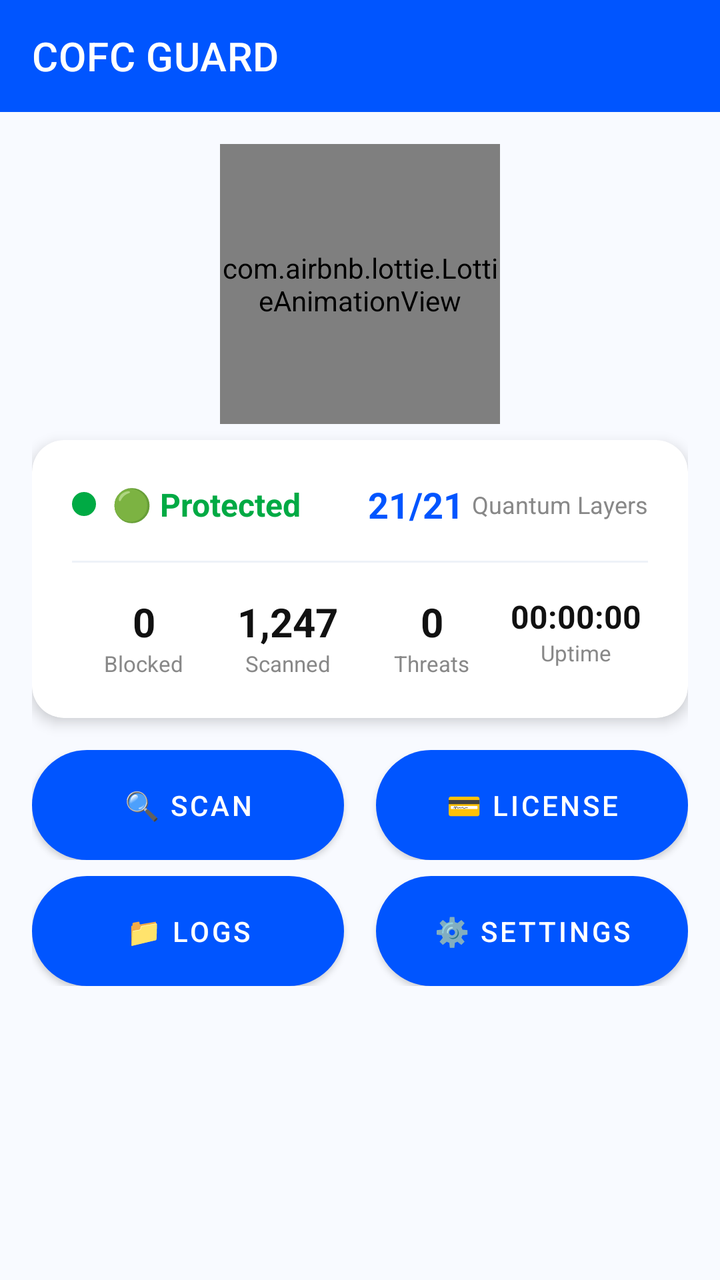
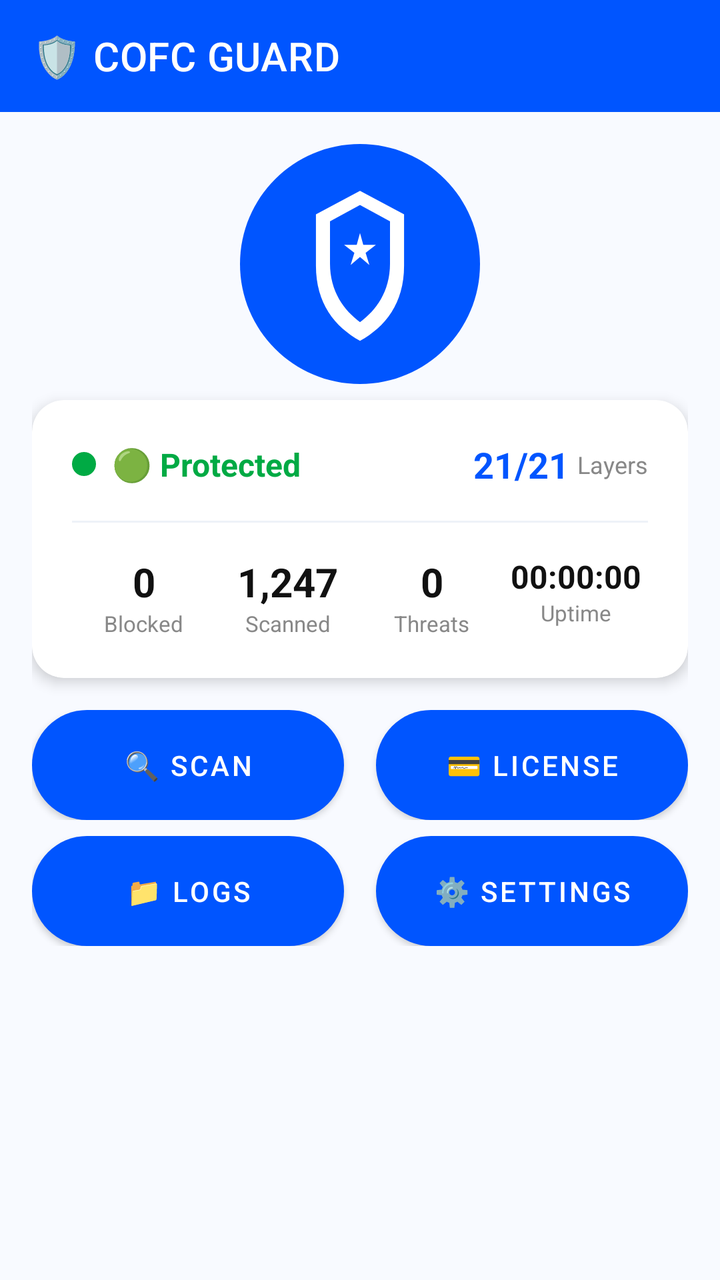

An Android layout rendered at two revisions. The XML below is the earlier revision; the diff shows what the commit changed to produce the second picture.
<!-- AndroidManifest.xml: activity theme Theme.COFCGuard -->
<!-- res/layout/activity_main.xml -->
<?xml version="1.0" encoding="utf-8"?>
<LinearLayout xmlns:android="http://schemas.android.com/apk/res/android"
    xmlns:app="http://schemas.android.com/apk/res-auto"
    android:layout_width="match_parent"
    android:layout_height="match_parent"
    android:orientation="vertical"
    android:background="#FFFFFF">

    <com.google.android.material.appbar.MaterialToolbar
        android:id="@+id/toolbar"
        android:layout_width="match_parent"
        android:layout_height="?attr/actionBarSize"
        android:background="#0055FF"
        android:theme="@style/ThemeOverlay.AppCompat.Dark.ActionBar"
        app:title="@string/app_name"
        app:titleTextColor="#FFFFFF" />

    <ScrollView
        android:layout_width="match_parent"
        android:layout_height="match_parent"
        android:fillViewport="true"
        android:background="#F8FAFF">

        <LinearLayout
            android:layout_width="match_parent"
            android:layout_height="wrap_content"
            android:orientation="vertical"
            android:padding="16dp"
            android:paddingBottom="80dp">

            <com.airbnb.lottie.LottieAnimationView
                android:id="@+id/lottieShield"
                android:layout_width="140dp"
                android:layout_height="140dp"
                android:layout_gravity="center"
                app:lottie_autoPlay="true"
                app:lottie_loop="true" />

            <com.google.android.material.card.MaterialCardView
                android:id="@+id/statusCard"
                android:layout_width="match_parent"
                android:layout_height="wrap_content"
                app:cardCornerRadius="16dp"
                app:cardElevation="4dp"
                app:cardBackgroundColor="#FFFFFF"
                android:layout_marginTop="8dp">

                <LinearLayout
                    android:layout_width="match_parent"
                    android:layout_height="wrap_content"
                    android:orientation="vertical"
                    android:padding="20dp">

                    <LinearLayout
                        android:layout_width="match_parent"
                        android:layout_height="wrap_content"
                        android:orientation="horizontal"
                        android:gravity="center_vertical">

                        <View
                            android:id="@+id/statusIndicator"
                            android:layout_width="12dp"
                            android:layout_height="12dp"
                            android:background="@drawable/status_active" />

                        <TextView
                            android:id="@+id/protectionStatusTextView"
                            android:layout_width="wrap_content"
                            android:layout_height="wrap_content"
                            android:text="@string/dashboard_status_active"
                            android:textColor="#00AA44"
                            android:textSize="16sp"
                            android:textStyle="bold"
                            android:layout_marginStart="8dp" />

                        <View android:layout_width="0dp" android:layout_height="0dp" android:layout_weight="1" />

                        <TextView
                            android:id="@+id/layersCountTextView"
                            android:layout_width="wrap_content"
                            android:layout_height="wrap_content"
                            android:text="21/21"
                            android:textColor="#0055FF"
                            android:textSize="18sp"
                            android:textStyle="bold" />

                        <TextView
                            android:layout_width="wrap_content"
                            android:layout_height="wrap_content"
                            android:text="@string/dashboard_layers"
                            android:textColor="#888888"
                            android:textSize="12sp"
                            android:layout_marginStart="4dp" />

                    </LinearLayout>

                    <View
                        android:layout_width="match_parent"
                        android:layout_height="1dp"
                        android:background="#EEF2F8"
                        android:layout_marginVertical="16dp" />

                    <GridLayout
                        android:layout_width="match_parent"
                        android:layout_height="wrap_content"
                        android:columnCount="4"
                        android:rowCount="1">

                        <LinearLayout
                            android:layout_width="0dp"
                            android:layout_height="wrap_content"
                            android:layout_columnWeight="1"
                            android:orientation="vertical"
                            android:gravity="center">
                            <TextView android:id="@+id/statsBlockedTextView" android:layout_width="wrap_content" android:layout_height="wrap_content" android:text="0" android:textColor="#111111" android:textSize="20sp" android:textStyle="bold" />
                            <TextView android:layout_width="wrap_content" android:layout_height="wrap_content" android:text="@string/dashboard_blocked" android:textColor="#888888" android:textSize="11sp" />
                        </LinearLayout>

                        <LinearLayout
                            android:layout_width="0dp"
                            android:layout_height="wrap_content"
                            android:layout_columnWeight="1"
                            android:orientation="vertical"
                            android:gravity="center">
                            <TextView android:id="@+id/statsScannedTextView" android:layout_width="wrap_content" android:layout_height="wrap_content" android:text="1,247" android:textColor="#111111" android:textSize="20sp" android:textStyle="bold" />
                            <TextView android:layout_width="wrap_content" android:layout_height="wrap_content" android:text="@string/dashboard_scanned" android:textColor="#888888" android:textSize="11sp" />
                        </LinearLayout>

                        <LinearLayout
                            android:layout_width="0dp"
                            android:layout_height="wrap_content"
                            android:layout_columnWeight="1"
                            android:orientation="vertical"
                            android:gravity="center">
                            <TextView android:id="@+id/statsThreatsTextView" android:layout_width="wrap_content" android:layout_height="wrap_content" android:text="0" android:textColor="#111111" android:textSize="20sp" android:textStyle="bold" />
                            <TextView android:layout_width="wrap_content" android:layout_height="wrap_content" android:text="@string/dashboard_threats" android:textColor="#888888" android:textSize="11sp" />
                        </LinearLayout>

                        <LinearLayout
                            android:layout_width="0dp"
                            android:layout_height="wrap_content"
                            android:layout_columnWeight="1"
                            android:orientation="vertical"
                            android:gravity="center">
                            <TextView android:id="@+id/statsUptimeTextView" android:layout_width="wrap_content" android:layout_height="wrap_content" android:text="00:00:00" android:textColor="#111111" android:textSize="16sp" android:textStyle="bold" />
                            <TextView android:layout_width="wrap_content" android:layout_height="wrap_content" android:text="@string/dashboard_uptime" android:textColor="#888888" android:textSize="11sp" />
                        </LinearLayout>

                    </GridLayout>

                </LinearLayout>
            </com.google.android.material.card.MaterialCardView>

            <LinearLayout
                android:id="@+id/buttonsLayout"
                android:layout_width="match_parent"
                android:layout_height="wrap_content"
                android:orientation="horizontal"
                android:layout_marginTop="16dp"
                android:gravity="center">

                <Button
                    android:id="@+id/scanButton"
                    android:layout_width="0dp"
                    android:layout_height="wrap_content"
                    android:layout_weight="1"
                    android:text="🔍 Scan"
                    style="@style/Widget.COFCGuard.Button"
                    android:layout_marginEnd="8dp" />

                <Button
                    android:id="@+id/licenseButton"
                    android:layout_width="0dp"
                    android:layout_height="wrap_content"
                    android:layout_weight="1"
                    android:text="💳 License"
                    style="@style/Widget.COFCGuard.Button"
                    android:layout_marginStart="8dp" />

            </LinearLayout>

            <LinearLayout
                android:layout_width="match_parent"
                android:layout_height="wrap_content"
                android:orientation="horizontal"
                android:layout_marginTop="8dp"
                android:gravity="center">

                <Button
                    android:id="@+id/logsButton"
                    android:layout_width="0dp"
                    android:layout_height="wrap_content"
                    android:layout_weight="1"
                    android:text="📁 Logs"
                    style="@style/Widget.COFCGuard.Button"
                    android:layout_marginEnd="8dp" />

                <Button
                    android:id="@+id/settingsButton"
                    android:layout_width="0dp"
                    android:layout_height="wrap_content"
                    android:layout_weight="1"
                    android:text="⚙️ Settings"
                    style="@style/Widget.COFCGuard.Button"
                    android:layout_marginStart="8dp" />

            </LinearLayout>

        </LinearLayout>
    </ScrollView>
</LinearLayout>
<!-- resources referenced by this layout -->
<resources>
  <!-- drawable status_active (drawable) -->
  <?xml version="1.0" encoding="utf-8"?>
  <shape xmlns:android="http://schemas.android.com/apk/res/android" android:shape="oval">
      <solid android:color="@color/status_active" />
      <size android:width="12dp" android:height="12dp" />
      <stroke android:width="2dp" android:color="@color/status_active" />
  </shape>
  <string name="app_name">COFC GUARD</string>
  <string name="dashboard_blocked">Blocked</string>
  <string name="dashboard_layers">Quantum Layers</string>
  <string name="dashboard_scanned">Scanned</string>
  <string name="dashboard_status_active">🟢 Protected</string>
  <string name="dashboard_threats">Threats</string>
  <string name="dashboard_uptime">Uptime</string>
  <style name="Widget.COFCGuard.Button" parent="Widget.MaterialComponents.Button">
          <item name="android:background">@drawable/button_primary</item>
          <item name="android:textColor">#FFFFFF</item>
          <item name="android:textSize">14sp</item>
          <item name="android:paddingStart">24dp</item>
          <item name="android:paddingEnd">24dp</item>
          <item name="android:paddingTop">12dp</item>
          <item name="android:paddingBottom">12dp</item>
          <item name="cornerRadius">100dp</item>
          <item name="elevation">2dp</item>
      </style>
  <style name="Theme.COFCGuard" parent="Theme.MaterialComponents.DayNight.NoActionBar">
          <item name="colorPrimary">#0055FF</item>
          <item name="colorPrimaryVariant">#003DCC</item>
          <item name="colorOnPrimary">#FFFFFF</item>
          <item name="colorSecondary">#00AA44</item>
          <item name="colorSecondaryVariant">#008833</item>
          <item name="colorOnSecondary">#FFFFFF</item>
          <item name="android:windowBackground">#FFFFFF</item>
          <item name="android:statusBarColor">#0055FF</item>
          <item name="android:windowLightStatusBar">false</item>
          <item name="android:navigationBarColor">#FFFFFF</item>
          <item name="android:windowLightNavigationBar">true</item>
          <item name="materialButtonStyle">@style/Widget.COFCGuard.Button</item>
      </style>
  <color name="status_active">#00AA44</color>
  <color name="primary">#0055FF</color>
  <color name="primary_dark">#003DCC</color>
  <color name="text_tertiary">#888888</color>
  <!-- unchanged entries left out for length: 1 -->
</resources>

<!-- the commit's change to res/layout/activity_main.xml (unified diff, before → after) -->
@@ -12,7 +12,7 @@
         android:layout_height="?attr/actionBarSize"
         android:background="#0055FF"
         android:theme="@style/ThemeOverlay.AppCompat.Dark.ActionBar"
-        app:title="@string/app_name"
+        app:title="🛡️ COFC GUARD"
         app:titleTextColor="#FFFFFF" />
 
     <ScrollView
@@ -28,13 +28,13 @@
             android:padding="16dp"
             android:paddingBottom="80dp">
 
-            <com.airbnb.lottie.LottieAnimationView
-                android:id="@+id/lottieShield"
-                android:layout_width="140dp"
-                android:layout_height="140dp"
+            
+            <ImageView
+                android:layout_width="120dp"
+                android:layout_height="120dp"
                 android:layout_gravity="center"
-                app:lottie_autoPlay="true"
-                app:lottie_loop="true" />
+                android:src="@drawable/ic_launcher"
+                android:contentDescription="Shield" />
 
             <com.google.android.material.card.MaterialCardView
                 android:id="@+id/statusCard"
@@ -67,7 +67,7 @@
                             android:id="@+id/protectionStatusTextView"
                             android:layout_width="wrap_content"
                             android:layout_height="wrap_content"
-                            android:text="@string/dashboard_status_active"
+                            android:text="🟢 Protected"
                             android:textColor="#00AA44"
                             android:textSize="16sp"
                             android:textStyle="bold"
@@ -87,7 +87,7 @@
                         <TextView
                             android:layout_width="wrap_content"
                             android:layout_height="wrap_content"
-                            android:text="@string/dashboard_layers"
+                            android:text="Layers"
                             android:textColor="#888888"
                             android:textSize="12sp"
                             android:layout_marginStart="4dp" />
@@ -113,7 +113,7 @@
                             android:orientation="vertical"
                             android:gravity="center">
                             <TextView android:id="@+id/statsBlockedTextView" android:layout_width="wrap_content" android:layout_height="wrap_content" android:text="0" android:textColor="#111111" android:textSize="20sp" android:textStyle="bold" />
-                            <TextView android:layout_width="wrap_content" android:layout_height="wrap_content" android:text="@string/dashboard_blocked" android:textColor="#888888" android:textSize="11sp" />
+                            <TextView android:layout_width="wrap_content" android:layout_height="wrap_content" android:text="Blocked" android:textColor="#888888" android:textSize="11sp" />
                         </LinearLayout>
 
                         <LinearLayout
@@ -123,7 +123,7 @@
                             android:orientation="vertical"
                             android:gravity="center">
                             <TextView android:id="@+id/statsScannedTextView" android:layout_width="wrap_content" android:layout_height="wrap_content" android:text="1,247" android:textColor="#111111" android:textSize="20sp" android:textStyle="bold" />
-                            <TextView android:layout_width="wrap_content" android:layout_height="wrap_content" android:text="@string/dashboard_scanned" android:textColor="#888888" android:textSize="11sp" />
+                            <TextView android:layout_width="wrap_content" android:layout_height="wrap_content" android:text="Scanned" android:textColor="#888888" android:textSize="11sp" />
                         </LinearLayout>
 
                         <LinearLayout
@@ -133,7 +133,7 @@
                             android:orientation="vertical"
                             android:gravity="center">
                             <TextView android:id="@+id/statsThreatsTextView" android:layout_width="wrap_content" android:layout_height="wrap_content" android:text="0" android:textColor="#111111" android:textSize="20sp" android:textStyle="bold" />
-                            <TextView android:layout_width="wrap_content" android:layout_height="wrap_content" android:text="@string/dashboard_threats" android:textColor="#888888" android:textSize="11sp" />
+                            <TextView android:layout_width="wrap_content" android:layout_height="wrap_content" android:text="Threats" android:textColor="#888888" android:textSize="11sp" />
                         </LinearLayout>
 
                         <LinearLayout
@@ -143,7 +143,7 @@
                             android:orientation="vertical"
                             android:gravity="center">
                             <TextView android:id="@+id/statsUptimeTextView" android:layout_width="wrap_content" android:layout_height="wrap_content" android:text="00:00:00" android:textColor="#111111" android:textSize="16sp" android:textStyle="bold" />
-                            <TextView android:layout_width="wrap_content" android:layout_height="wrap_content" android:text="@string/dashboard_uptime" android:textColor="#888888" android:textSize="11sp" />
+                            <TextView android:layout_width="wrap_content" android:layout_height="wrap_content" android:text="Uptime" android:textColor="#888888" android:textSize="11sp" />
                         </LinearLayout>
 
                     </GridLayout>
<!-- resource entries referenced after the edit -->
@@ -1,5 +1,25 @@
 <!-- resources referenced by this layout -->
 <resources>
+  <!-- drawable ic_launcher (drawable) -->
+  <?xml version="1.0" encoding="utf-8"?>
+  <vector xmlns:android="http://schemas.android.com/apk/res/android"
+      android:width="512dp"
+      android:height="512dp"
+      android:viewportWidth="512"
+      android:viewportHeight="512">
+      <path
+          android:fillColor="#0055FF"
+          android:pathData="M256,0 C114.6,0 0,114.6 0,256 C0,397.4 114.6,512 256,512 C397.4,512 512,397.4 512,256 C512,114.6 397.4,0 256,0Z" />
+      <path
+          android:fillColor="#FFFFFF"
+          android:pathData="M256,100 L350,150 L350,260 C350,340 310,390 256,420 C202,390 162,340 162,260 L162,150 L256,100Z" />
+      <path
+          android:fillColor="#0055FF"
+          android:pathData="M256,130 L320,165 L320,255 C320,315 290,355 256,380 C222,355 192,315 192,255 L192,165 L256,130Z" />
+      <path
+          android:fillColor="#FFFFFF"
+          android:pathData="M256,190 L263,215 L290,215 L268,232 L276,258 L256,241 L236,258 L244,232 L222,215 L249,215Z" />
+  </vector>
   <!-- drawable status_active (drawable) -->
   <?xml version="1.0" encoding="utf-8"?>
   <shape xmlns:android="http://schemas.android.com/apk/res/android" android:shape="oval">
@@ -7,13 +27,6 @@
       <size android:width="12dp" android:height="12dp" />
       <stroke android:width="2dp" android:color="@color/status_active" />
   </shape>
-  <string name="app_name">COFC GUARD</string>
-  <string name="dashboard_blocked">Blocked</string>
-  <string name="dashboard_layers">Quantum Layers</string>
-  <string name="dashboard_scanned">Scanned</string>
-  <string name="dashboard_status_active">🟢 Protected</string>
-  <string name="dashboard_threats">Threats</string>
-  <string name="dashboard_uptime">Uptime</string>
   <style name="Widget.COFCGuard.Button" parent="Widget.MaterialComponents.Button">
           <item name="android:background">@drawable/button_primary</item>
           <item name="android:textColor">#FFFFFF</item>
